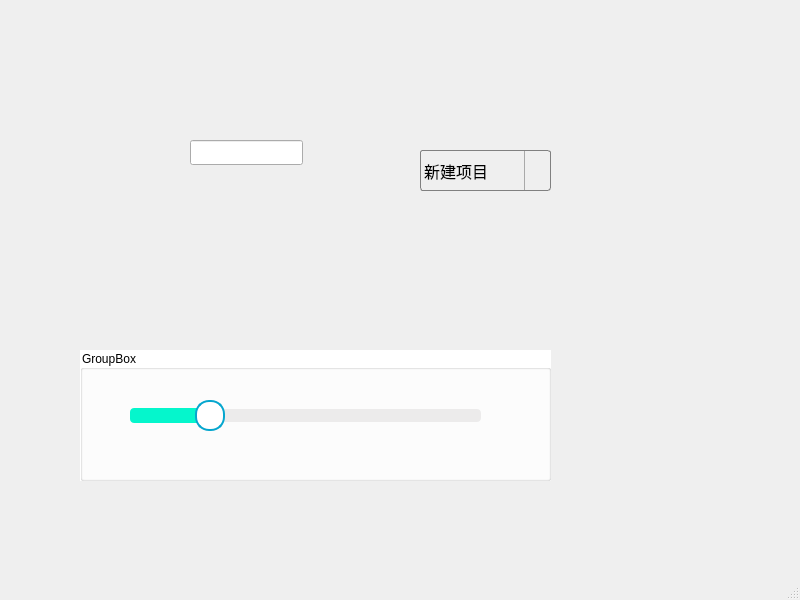
xiaosongzhi/LowUpLimp, file Src/MainWindow/mainwindow.ui: the form before one commit.
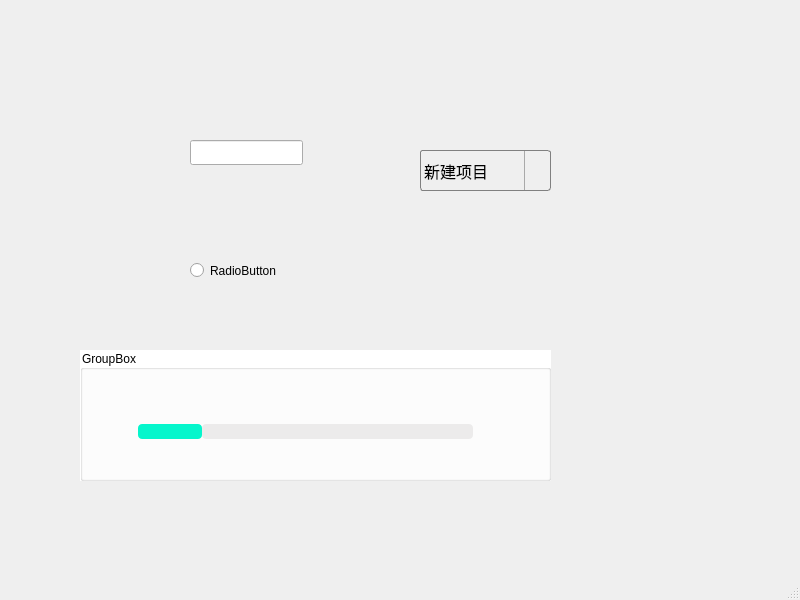
The form after the commit. Icons and pictures are not drawn.

Commit message: 优化控件显示效果

Patch:
```diff
--- a/Src/MainWindow/mainwindow.ui
+++ b/Src/MainWindow/mainwindow.ui
@@ -43,9 +43,9 @@
      <property name="geometry">
       <rect>
        <x>50</x>
-       <y>50</y>
+       <y>60</y>
        <width>351</width>
-       <height>31</height>
+       <height>43</height>
       </rect>
      </property>
      <property name="styleSheet">
@@ -60,10 +60,13 @@
  /*外环区域倒圆角度*/
 border-radius: 4px;
  /*上遮住区域高度*/
-margin-top:8px;
+margin-top:14px;
  /*下遮住区域高度*/
-margin-bottom:8px;
+margin-bottom:14px;
 /*width在这里无效，不写即可*/
+/*****/
+margin-left:8px;
+
 }
 
 /*2.未滑动过的槽设计参数*/
@@ -75,45 +78,19 @@
 /*外环区域倒圆角度*/
 border-radius: 4px;
  /*上遮住区域高度*/
-margin-top:9px;
+margin-top:14px;
  /*下遮住区域高度*/
-margin-bottom:9px;
+margin-bottom:14px;
+
+margin-right:8px;
 }
 
 
-
-
-/*3.平时滑动的滑块设计参数*/
-/**********使用纯代码实现*****/
 QSlider::handle:horizontal {
-/*滑块颜色*/
-background: rgb(255,255,255);
-/*滑块的宽度*/
-width: 26px;
-/*滑块外环为1px，再加颜色*/
-border: 2px solid #05A6CE;
- /*滑块外环倒圆角度*/
-border-radius: 14px; 
- /*上遮住区域高度*/
-margin-top:0px;
- /*下遮住区域高度*/
-margin-bottom:0px;
-}
-
-/*4.手动拉动时显示的滑块设计参数*/
-QSlider::handle:horizontal:hover {
-/*滑块颜色*/
-background: rgb(193,204,208);
-/*滑块的宽度*/
-width: 30px;
-/*滑块外环为1px，再加颜色*/
-border: 1px solid rgb(193,204,208);
- /*滑块外环倒圆角度*/
-border-radius: 5px; 
- /*上遮住区域高度*/
-margin-top:4px;
- /*下遮住区域高度*/
-margin-bottom:4px;
+        width: 43px;
+		background:transparent;
+		background-image: url(:/DependFile/Source/channel/slder.png);
+        margin: -0px -0px -0px -0px;
 }
 
 </string>
@@ -341,6 +318,35 @@
      </property>
     </item>
    </widget>
+   <widget class="QRadioButton" name="radioButton">
+    <property name="geometry">
+     <rect>
+      <x>190</x>
+      <y>250</y>
+      <width>131</width>
+      <height>41</height>
+     </rect>
+    </property>
+    <property name="styleSheet">
+     <string notr="true">QRadioButton::indicator:unchecked{
+image: url(:/DependFile/Source/radioButton/normal.png);
+width:20;
+height:20
+}
+
+QRadioButton::indicator:checked{
+image: url(:/DependFile/Source/radioButton/checked.png);
+width:20;
+height:20
+}
+
+
+</string>
+    </property>
+    <property name="text">
+     <string>RadioButton</string>
+    </property>
+   </widget>
   </widget>
   <widget class="QMenuBar" name="menubar">
    <property name="geometry">
```
The commit also changes 3 other files.
